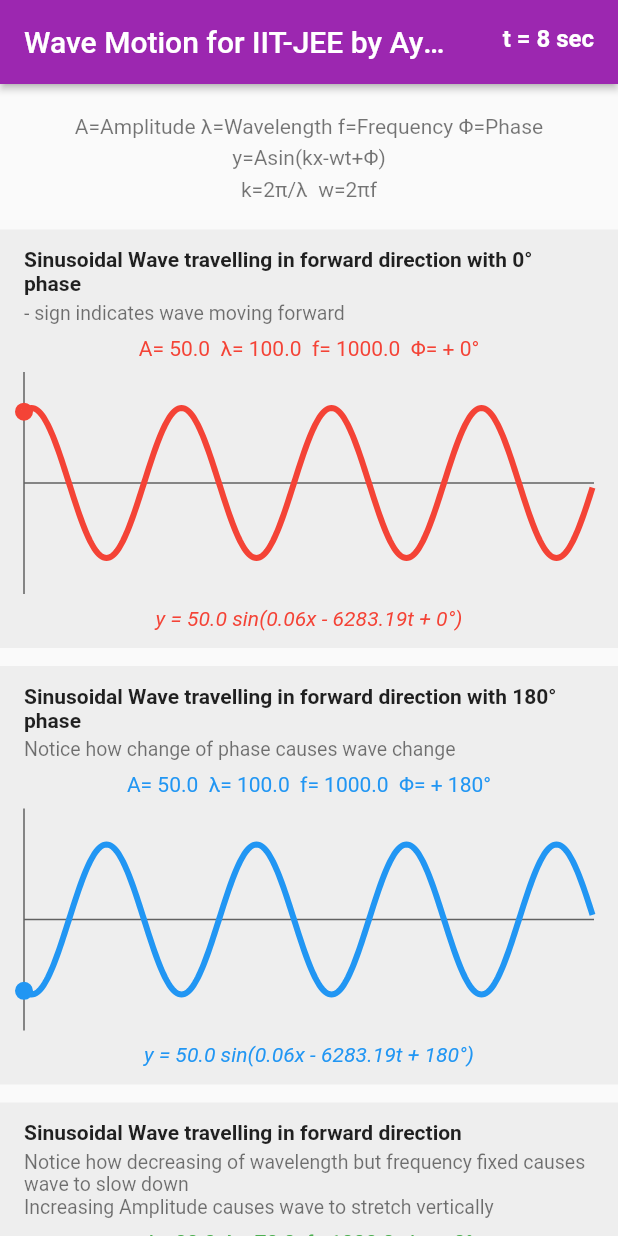
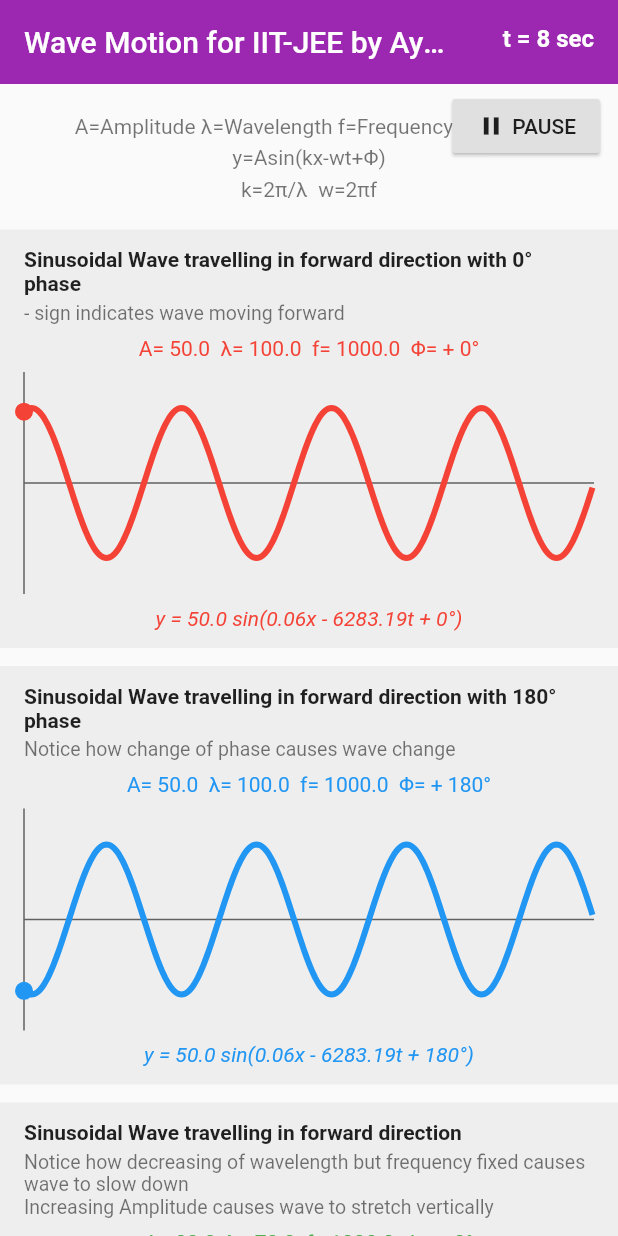
Before and after one commit to apgapg/flutter_physics_concepts, a Flutter app: the screen it shows after launch, on a phone screen of 412 x 824 dp. Run offline on Flutter 3.47's test engine with Material 2 defaults, Android fonts, the phone set to English and light mode, and no system bars.

Commit message:
Add play pause button

```diff
--- a/lib/pages/home_page.dart
+++ b/lib/pages/home_page.dart
@@ -65,7 +65,7 @@ class _HomePageState extends State<HomePage>
       _wave1a
         ..phase = pi
         ..color = Colors.blue
-      ..forward=true
+        ..forward = true
     ],
     title: "Out of phase waves",
     description: "Same two waves just one of them is 180° out of phase",
@@ -77,10 +77,11 @@ class _HomePageState extends State<HomePage>
     super.initState();
     _controller = AnimationController(
       lowerBound: 0,
-      upperBound: 20,
-      duration: const Duration(seconds: 20),
+      upperBound: 200,
+      duration: const Duration(seconds: 200),
       vsync: this,
-    )..repeat();
+    );
+    _controller.repeat();
   }
 
   @override
@@ -93,7 +94,7 @@ class _HomePageState extends State<HomePage>
   Widget build(BuildContext context) {
     return Scaffold(
       appBar: AppBar(
-        elevation: 2,
+        elevation: 0,
         title: Text("Wave Motion for IIT-JEE by Ayush P Gupta"),
         actions: <Widget>[
           Container(
@@ -112,7 +113,9 @@ class _HomePageState extends State<HomePage>
         ],
       ),
       body: Container(
-        child: ListView(
+        child: Stack(
+          children: <Widget>[
+            ListView(
               padding: EdgeInsets.symmetric(
                 vertical: 4,
               ),
@@ -138,7 +141,8 @@ class _HomePageState extends State<HomePage>
                 for (final wave in list)
                   AnimatedBuilder(
                     animation: _controller,
-                builder: (context, _) => WaveMotion(wave, _controller.value),
+                    builder: (context, _) =>
+                        WaveMotion(wave, _controller.value),
                   ),
                 AnimatedBuilder(
                   animation: _controller,
@@ -172,7 +176,8 @@ class _HomePageState extends State<HomePage>
                         ),
                         InkWell(
                             child: Padding(
-                          padding: const EdgeInsets.symmetric(horizontal: 4.0),
+                              padding:
+                                  const EdgeInsets.symmetric(horizontal: 4.0),
                               child: Text(
                                 "https://unacademy.com/@ayushpgupta",
                                 style: TextStyle(
@@ -190,6 +195,39 @@ class _HomePageState extends State<HomePage>
                 ),
               ],
             ),
+            Positioned(
+              right: 12,
+              top: 4,
+              child: RaisedButton(
+                elevation: 1,
+                focusElevation: 1,
+                highlightElevation: 1,
+                hoverElevation: 1,
+                child: Row(
+                  mainAxisSize: MainAxisSize.min,
+                  children: <Widget>[
+                    Icon(
+                      _controller.isAnimating ? Icons.pause : Icons.play_arrow,
+                      size: 20,
+                    ),
+                    SizedBox(
+                      width: 4,
+                    ),
+                    Text(_controller.isAnimating ? "PAUSE" : "PLAY")
+                  ],
+                ),
+                onPressed: () {
+                  setState(() {
+                    if (_controller.isAnimating)
+                      _controller.stop();
+                    else
+                      _controller.repeat();
+                  });
+                },
+              ),
+            )
+          ],
+        ),
       ),
     );
   }
```
Lines whose indentation alone changed are shown as unchanged.
